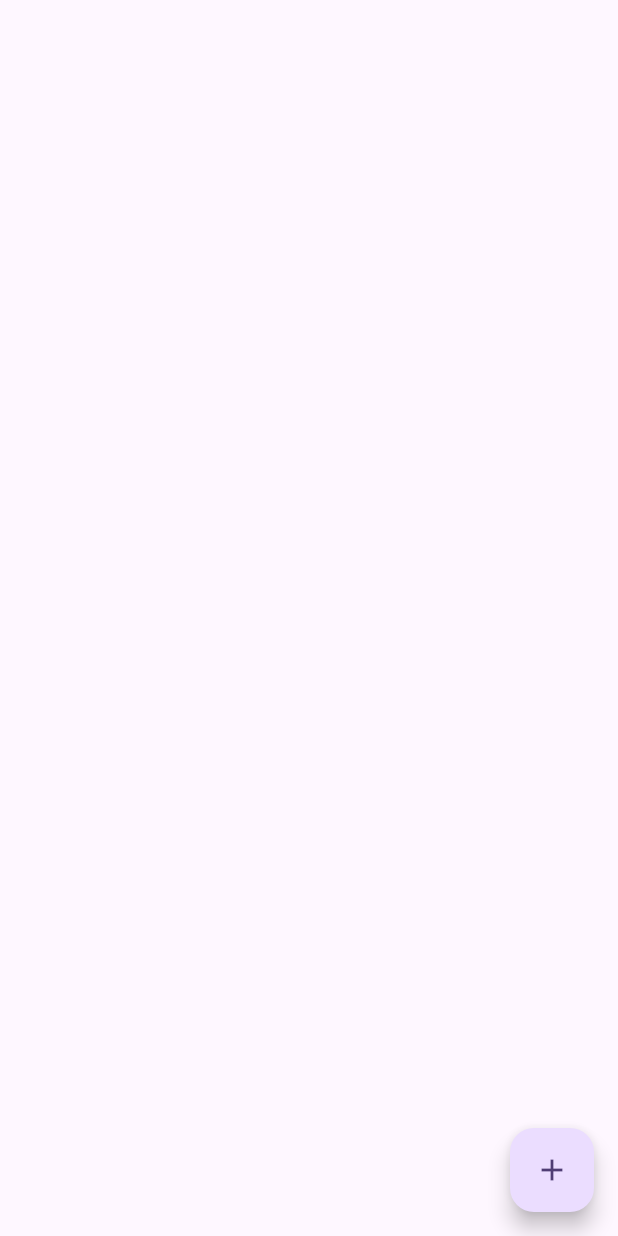
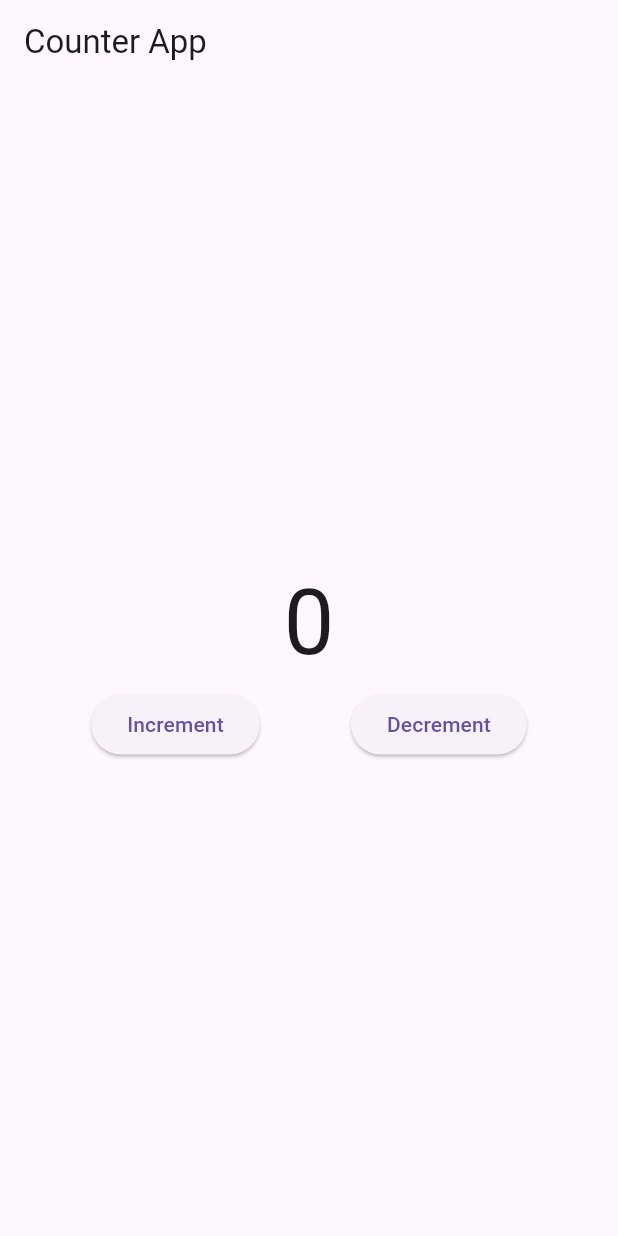
Before and after one commit to abdulmoiz2501/BLOC, a Flutter app: the screen it shows after launch, on a phone screen of 412 x 824 dp. Run offline on Flutter 3.47's test engine with Material 3 defaults, Android fonts, the phone set to English and light mode, and no system bars; our stand-ins replace bloc, equatable.

```diff
--- /dev/null
+++ b/lib/4_bloc_example/signup_event.dart
@@ -0,0 +1,4 @@
+part of 'signup_bloc.dart';
+
+@immutable
+sealed class SignupEvent {}
--- /dev/null
+++ b/lib/4_bloc_example/signup_state.dart
@@ -0,0 +1,6 @@
+part of 'signup_bloc.dart';
+
+@immutable
+sealed class SignupState {}
+
+final class SignupInitial extends SignupState {}
--- /dev/null
+++ b/lib/5_counter_example/ui/counter_screen.dart
@@ -0,0 +1,49 @@
+import 'package:flutter/cupertino.dart';
+import 'package:flutter/material.dart';
+
+class CounterScreen extends StatefulWidget {
+  const CounterScreen({super.key});
+
+  @override
+  State<CounterScreen> createState() => _CounterScreenState();
+}
+
+class _CounterScreenState extends State<CounterScreen> {
+
+  @override
+  Widget build(BuildContext context) {
+    return Scaffold(
+      appBar: AppBar(title: const Text('Counter App')),
+      body: Center(
+        child: Column(
+          crossAxisAlignment: CrossAxisAlignment.center,
+          mainAxisAlignment: MainAxisAlignment.center,
+          children: [
+            const Center(
+              child: Text('0', style: TextStyle(fontSize: 60),
+              ),
+            ),
+              Row(
+                mainAxisAlignment: MainAxisAlignment.spaceEvenly,
+                children: [
+                  ElevatedButton(
+                    onPressed: () {
+
+                    },
+                    child: const Text('Increment'),
+                  ),
+                  ElevatedButton(
+                    onPressed: () {
+
+                    },
+                    child: const Text('Decrement'),
+                  ),
+                ],
+            ),
+          ],
+        )
+      ),
+
+    );
+  }
+}
--- a/lib/main.dart
+++ b/lib/main.dart
@@ -1,6 +1,6 @@
+import 'package:bloc_learning/5_counter_example/ui/counter_screen.dart';
 import 'package:flutter/material.dart';
-
-import '2_ equitable_example.dart';
+import '2_equiable_example/2_ equitable_example.dart';
 
 void main() {
   runApp(const MyApp());
@@ -9,17 +9,12 @@ void main() {
 class MyApp extends StatelessWidget {
   const MyApp({super.key});
 
-  // This widget is the root of your application.
   @override
   Widget build(BuildContext context) {
-    return MaterialApp(
-      title: 'Flutter Demo',
-      theme: ThemeData(
-
-        colorScheme: ColorScheme.fromSeed(seedColor: Colors.deepPurple),
-        useMaterial3: true,
-      ),
-      home:  EquitableTesting(),
+    return const MaterialApp(
+      //home:  EquitableTesting(),
+      debugShowCheckedModeBanner: false,
+      home: CounterScreen(),
     );
   }
 }
```
Also changed, not shown: lib/4_bloc_example/signup_bloc.dart (added, +13 -0 lines), lib/5_counter_example/bloc/counter_event.dart (added, +19 -0 lines), pubspec.yaml (+5 -66 lines), lib/2_equiable_example/2_ equitable_example.dart (renamed from lib/2_ equitable_example.dart), lib/5_counter_example/bloc/counter_bloc.dart (added), lib/5_counter_example/bloc/counter_state.dart (added), pubspec.lock.
